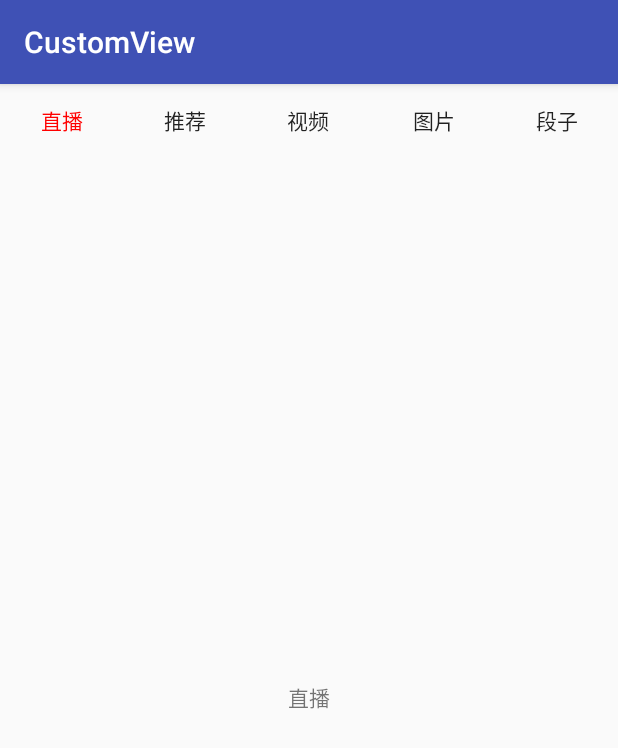
After one commit to GuoYangGit/CustomView, an Android app: the ColorTrackActivity screen opened directly, with no data from a screen before it, on a phone screen of 412 x 824 dp. The commit adds this screen. Shown: the top 748 px of the screen. Run offline under Robolectric (Android 15) with nearby library versions, the phone set to English and light mode, and no system bars.

Commit message:
字体变色

```diff
--- a/app/src/main/AndroidManifest.xml
+++ b/app/src/main/AndroidManifest.xml
@@ -16,7 +16,8 @@
                 <category android:name="android.intent.category.LAUNCHER" />
             </intent-filter>
         </activity>
-        <activity android:name=".QQStepView.QQStepActivity"></activity>
+        <activity android:name=".QQStepView.QQStepActivity" />
+        <activity android:name=".ColorTrackTextView.ColorTrackActivity"></activity>
     </application>
 
 </manifest>
--- /dev/null
+++ b/app/src/main/java/com/example/guoyang/customview/ColorTrackTextView/ColorTrackActivity.java
@@ -0,0 +1,102 @@
+package com.example.guoyang.customview.ColorTrackTextView;
+
+import android.graphics.Color;
+import android.support.v4.app.Fragment;
+import android.support.v4.app.FragmentPagerAdapter;
+import android.support.v4.view.ViewPager;
+import android.support.v7.app.AppCompatActivity;
+import android.os.Bundle;
+import android.util.Log;
+import android.view.View;
+import android.view.ViewGroup;
+import android.widget.LinearLayout;
+
+import com.example.guoyang.customview.R;
+
+import java.util.ArrayList;
+import java.util.List;
+
+public class ColorTrackActivity extends AppCompatActivity {
+    private String[] items = {"直播", "推荐", "视频", "图片", "段子"};
+    private LinearLayout mIndicatorContainer;
+    private List<ColorTrackTextView> mIndicators;
+    private ViewPager mViewpager;
+    private int lastposition = 0;
+
+    @Override
+    protected void onCreate(Bundle savedInstanceState) {
+        super.onCreate(savedInstanceState);
+        setContentView(R.layout.activity_color_track);
+        mIndicators = new ArrayList<>();
+        mIndicatorContainer = (LinearLayout) findViewById(R.id.indicator_view);
+        mViewpager = (ViewPager) findViewById(R.id.viewpage);
+        initIndicator();
+        initViewPager();
+    }
+
+    private void initIndicator() {
+        for (int i = 0; i < items.length; i++) {
+            final LinearLayout.LayoutParams params = new LinearLayout.LayoutParams(
+                    ViewGroup.LayoutParams.WRAP_CONTENT,
+                    ViewGroup.LayoutParams.WRAP_CONTENT);
+            params.weight = 1;
+            final ColorTrackTextView colorTrackTextView = new ColorTrackTextView(this);
+            colorTrackTextView.setTextSize(20);
+            colorTrackTextView.setChangeColor(Color.RED);
+            colorTrackTextView.setText(items[i]);
+            colorTrackTextView.setLayoutParams(params);
+            final int finalI = i;
+            colorTrackTextView.setOnClickListener(new View.OnClickListener() {
+                @Override
+                public void onClick(View view) {
+                    mViewpager.setCurrentItem(finalI);
+                }
+            });
+            mIndicatorContainer.addView(colorTrackTextView);
+            mIndicators.add(colorTrackTextView);
+        }
+    }
+
+    private void initViewPager() {
+        mViewpager.setAdapter(new FragmentPagerAdapter(getSupportFragmentManager()) {
+            @Override
+            public Fragment getItem(int position) {
+                return ItemFragment.newInstance(items[position]);
+            }
+
+            @Override
+            public int getCount() {
+                return items.length;
+            }
+
+            @Override
+            public void destroyItem(ViewGroup container, int position, Object object) {
+
+            }
+        });
+
+        mViewpager.addOnPageChangeListener(new ViewPager.OnPageChangeListener() {
+            @Override
+            public void onPageScrolled(int position, float positionOffset, int positionOffsetPixels) {
+                ColorTrackTextView left = mIndicators.get(position);
+                left.setDirection(ColorTrackTextView.Direction.RIGHT_TO_LEFT);
+                left.setCurrentProgress(1 - positionOffset);
+                if (position == items.length - 1) return;
+                ColorTrackTextView right = mIndicators.get(position + 1);
+                right.setDirection(ColorTrackTextView.Direction.LETF_TO_RIGHT);
+                right.setCurrentProgress(positionOffset);
+                lastposition = position;
+            }
+
+            @Override
+            public void onPageSelected(int position) {
+
+            }
+
+            @Override
+            public void onPageScrollStateChanged(int state) {
+
+            }
+        });
+    }
+}
--- /dev/null
+++ b/app/src/main/java/com/example/guoyang/customview/ColorTrackTextView/ColorTrackTextView.java
@@ -0,0 +1,120 @@
+package com.example.guoyang.customview.ColorTrackTextView;
+
+import android.content.Context;
+import android.content.res.TypedArray;
+import android.graphics.Canvas;
+import android.graphics.Paint;
+import android.graphics.Rect;
+import android.support.annotation.Nullable;
+import android.util.AttributeSet;
+import android.widget.TextView;
+
+import com.example.guoyang.customview.R;
+
+/**
+ * Created by guoyang on 2017/8/28.
+ */
+
+public class ColorTrackTextView extends TextView {
+    private Paint mOriginPaint;
+    private Paint mChangePaint;
+
+    private float mCurrentProgress = 0.0f;
+
+    private Direction mDirection = Direction.LETF_TO_RIGHT;
+    public enum Direction{
+        LETF_TO_RIGHT,RIGHT_TO_LEFT;
+    };
+
+    public ColorTrackTextView(Context context) {
+        this(context, null);
+    }
+
+    public ColorTrackTextView(Context context, @Nullable AttributeSet attrs) {
+        this(context, attrs, 0);
+    }
+
+    public ColorTrackTextView(Context context, @Nullable AttributeSet attrs, int defStyleAttr) {
+        super(context, attrs, defStyleAttr);
+
+        initPaint(context, attrs);
+    }
+
+    private void initPaint(Context context, AttributeSet attrs) {
+        TypedArray array = context.obtainStyledAttributes(attrs, R.styleable.ColorTrackTextView);
+
+        int originColor = array.getColor(R.styleable.ColorTrackTextView_originColor, getTextColors().getDefaultColor());
+        int changeColor = array.getColor(R.styleable.ColorTrackTextView_changeColor, getTextColors().getDefaultColor());
+
+        mOriginPaint = getPaintByColor(originColor);
+        mChangePaint = getPaintByColor(changeColor);
+
+        array.recycle();
+    }
+
+    private Paint getPaintByColor(int color) {
+        Paint paint = new Paint();
+        paint.setColor(color);
+        paint.setAntiAlias(true);
+        paint.setDither(true);
+        paint.setTextSize(getTextSize());
+        return paint;
+    }
+
+
+    //利用clipRect() 可以裁剪 左边用一个画笔去画，右边用另一个画笔去画
+    @Override
+    protected void onDraw(Canvas canvas) {
+        //super.onDraw(canvas);
+
+        //根据进度把中间值算出来
+        int middle = (int) (mCurrentProgress * getWidth());
+        if (mDirection == Direction.LETF_TO_RIGHT){
+            //来画不变色的字体
+            drawText(canvas,mChangePaint,0,middle);
+            //绘制变色的字体
+            drawText(canvas,mOriginPaint,middle,getWidth());
+        }else {
+            //来画不变色的字体
+            drawText(canvas,mChangePaint,getWidth()-middle,getWidth());
+            //绘制变色的字体
+            drawText(canvas,mOriginPaint,0,getWidth()-middle);
+        }
+    }
+
+    private void drawText(Canvas canvas, Paint paint, int start, int end) {
+        canvas.save();
+        //canvas.clipRect()裁剪区域
+        Rect rect = new Rect(start, 0, end, getHeight());
+        canvas.clipRect(rect);
+
+        String text = getText().toString();
+        Rect bounds = new Rect();
+        paint.getTextBounds(text, 0, text.length(), bounds);
+        //获取字体的宽度
+        int x = getWidth() / 2 - bounds.width() / 2;
+        //baseLine
+        Paint.FontMetricsInt fontMetricsInt = paint.getFontMetricsInt();
+        int dy = (fontMetricsInt.bottom - fontMetricsInt.top) / 2 - fontMetricsInt.bottom;
+        int baseLine = getHeight() / 2 + dy;
+        canvas.drawText(text, x, baseLine, paint);
+        canvas.restore();
+    }
+
+    public void setDirection(Direction direction){
+        this.mDirection = direction;
+    }
+
+    public void setCurrentProgress(float currentProgress){
+        this.mCurrentProgress = currentProgress;
+        invalidate();
+    }
+
+    public void setChangeColor(int changeColor){
+        this.mChangePaint.setColor(changeColor);
+    }
+
+    public void setOriginColor(int originColor){
+        this.mOriginPaint.setColor(originColor);
+    }
+}
--- /dev/null
+++ b/app/src/main/java/com/example/guoyang/customview/ColorTrackTextView/ItemFragment.java
@@ -0,0 +1,33 @@
+package com.example.guoyang.customview.ColorTrackTextView;
+
+import android.content.Context;
+import android.net.Uri;
+import android.os.Bundle;
+import android.support.v4.app.Fragment;
+import android.view.LayoutInflater;
+import android.view.View;
+import android.view.ViewGroup;
+import android.widget.TextView;
+
+import com.example.guoyang.customview.R;
+
+public class ItemFragment extends Fragment {
+
+    public static ItemFragment newInstance(String item) {
+        ItemFragment itemFragment = new ItemFragment();
+        Bundle bundle = new Bundle();
+        bundle.putString("title",item);
+        itemFragment.setArguments(bundle);
+        return itemFragment;
+    }
+
+    @Override
+    public View onCreateView(LayoutInflater inflater, ViewGroup container,
+                             Bundle savedInstanceState) {
+        View view = inflater.inflate(R.layout.fragment_item,null);
+        TextView textView = (TextView) view.findViewById(R.id.textview);
+        Bundle bundle = getArguments();
+        textView.setText(bundle.getString("title"));
+        return view;
+    }
+}
--- a/app/src/main/java/com/example/guoyang/customview/MainActivity.java
+++ b/app/src/main/java/com/example/guoyang/customview/MainActivity.java
@@ -5,6 +5,7 @@ import android.support.v7.app.AppCompatActivity;
 import android.os.Bundle;
 import android.view.View;
 
+import com.example.guoyang.customview.ColorTrackTextView.ColorTrackActivity;
 import com.example.guoyang.customview.QQStepView.QQStepActivity;
 import com.example.guoyang.customview.QQStepView.QQStepView;
 
@@ -19,4 +20,8 @@ public class MainActivity extends AppCompatActivity {
     public void QQStepview(View view){
         startActivity(new Intent(this,QQStepActivity.class));
     }
+
+    public void ColorTrackTextview(View view) {
+        startActivity(new Intent(this,ColorTrackActivity.class));
+    }
 }
--- a/app/src/main/java/com/example/guoyang/customview/QQStepView/QQStepView.java
+++ b/app/src/main/java/com/example/guoyang/customview/QQStepView/QQStepView.java
@@ -60,6 +60,7 @@ public class QQStepView extends View{
         mOutPaint.setStrokeWidth(mBorderWidth);
         //画笔的颜色
         mOutPaint.setColor(mOuterColor);
+        //画笔冒样式
         mOutPaint.setStrokeCap(Paint.Cap.ROUND);
         //画笔空心
         mOutPaint.setStyle(Paint.Style.STROKE);
@@ -72,6 +73,7 @@ public class QQStepView extends View{
         mInnerPaint.setStrokeWidth(mBorderWidth);
         //画笔的颜色
         mInnerPaint.setColor(mInnerColor);
+        //画笔冒样式
         mInnerPaint.setStrokeCap(Paint.Cap.ROUND);
         //画笔空心
         mInnerPaint.setStyle(Paint.Style.STROKE);
@@ -89,6 +91,7 @@ public class QQStepView extends View{
         //调用者在布局文件中可能是 wrap_content 宽度高度不一致取最小值
         int width = MeasureSpec.getSize(widthMeasureSpec);
         int height = MeasureSpec.getSize(heightMeasureSpec);
+        //设置view为矩形，选取最小的值为宽高
         setMeasuredDimension(width>height?height:width,width>height?height:width);
     }
 
@@ -97,9 +100,10 @@ public class QQStepView extends View{
     protected void onDraw(Canvas canvas) {
         super.onDraw(canvas);
         //1.画外圆弧
-        int center = getWidth()/2;
-        int radius = getWidth()/2-mBorderWidth;
-        RectF rectF = new RectF(center-radius,center-radius,center+radius,center+radius);
+//        int center = getWidth()/2;
+//        int radius = getWidth()/2-mBorderWidth;
+//        RectF rectF = new RectF(center-radius,center-radius,center+radius,center+radius);
+        RectF rectF = new RectF(mBorderWidth,mBorderWidth,getWidth()-mBorderWidth,getHeight()-mBorderWidth);
         canvas.drawArc(rectF,135,270,false,mOutPaint);
         //2.画内圆弧，百分比，用户设置
         if (mMaxStep == 0) return;
--- /dev/null
+++ b/app/src/main/res/layout/activity_color_track.xml
@@ -0,0 +1,21 @@
+<?xml version="1.0" encoding="utf-8"?>
+<LinearLayout xmlns:android="http://schemas.android.com/apk/res/android"
+    xmlns:app="http://schemas.android.com/apk/res-auto"
+    xmlns:tools="http://schemas.android.com/tools"
+    android:orientation="vertical"
+    android:layout_width="match_parent"
+    android:layout_height="match_parent"
+    tools:context="com.example.guoyang.customview.ColorTrackTextView.ColorTrackActivity">
+    <LinearLayout
+        android:id="@+id/indicator_view"
+        android:layout_width="match_parent"
+        android:layout_height="wrap_content"
+        android:orientation="horizontal"
+        android:paddingBottom="10dp"
+        android:paddingTop="10dp"/>
+    <android.support.v4.view.ViewPager
+        android:id="@+id/viewpage"
+        android:layout_width="match_parent"
+        android:layout_height="0dp"
+        android:layout_weight="1"/>
+</LinearLayout>
--- a/app/src/main/res/layout/activity_main.xml
+++ b/app/src/main/res/layout/activity_main.xml
@@ -13,6 +13,9 @@
         android:text="仿qq计步器"
         android:onClick="QQStepview"/>
     <Button
+        android:id="@+id/ColorTrackTextview"
         android:layout_width="wrap_content"
-        android:layout_height="wrap_content" />
+        android:layout_height="wrap_content"
+        android:text="字体变色"
+        android:onClick="ColorTrackTextview"/>
 </LinearLayout>
--- /dev/null
+++ b/app/src/main/res/layout/fragment_item.xml
@@ -0,0 +1,13 @@
+<FrameLayout xmlns:android="http://schemas.android.com/apk/res/android"
+    xmlns:tools="http://schemas.android.com/tools"
+    android:layout_width="match_parent"
+    android:layout_height="match_parent"
+    tools:context="com.example.guoyang.customview.ColorTrackTextView.ItemFragment">
+
+    <TextView
+        android:id="@+id/textview"
+        android:gravity="center"
+        android:layout_width="match_parent"
+        android:layout_height="match_parent" />
+
+</FrameLayout>
--- a/app/src/main/res/values/attrs.xml
+++ b/app/src/main/res/values/attrs.xml
@@ -7,4 +7,8 @@
         <attr name="stepTextSize" format="dimension"/>
         <attr name="stepTextColor" format="color"/>
     </declare-styleable>
+    <declare-styleable name="ColorTrackTextView">
+        <attr name="originColor" format="color"/>
+        <attr name="changeColor" format="color"/>
+    </declare-styleable>
 </resources>
--- a/app/src/main/res/values/strings.xml
+++ b/app/src/main/res/values/strings.xml
@@ -1,3 +1,6 @@
 <resources>
     <string name="app_name">CustomView</string>
+
+    <!-- TODO: Remove or change this placeholder text -->
+    <string name="hello_blank_fragment">Hello blank fragment</string>
 </resources>
```
Also changed, not shown: app/build.gradle (+6 -5 lines).
